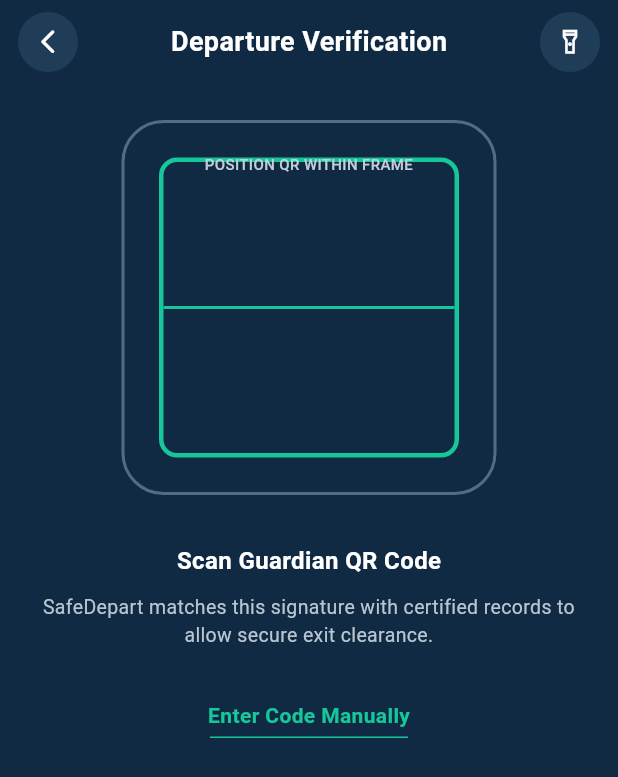
After one commit to devPeta/departure-mobile-system, a Flutter app: the StaffVerification screen opened directly, on a phone screen of 412 x 824 dp. The commit adds this screen. Shown: the top 777 px of the screen. Run offline on Flutter 3.47's test engine with Material 3 defaults, Android fonts, the phone set to English and light mode, and no system bars; our stand-ins replace flutter_screenutil, get, go_router, google_fonts, image_picker, pinput and 1 more.

Commit message:
feature: staff verification

```diff
--- a/lib/view/role/day-role-selection.dart
+++ b/lib/view/role/day-role-selection.dart
@@ -1,5 +1,6 @@
-import 'package:daycare_management_system_mobile/view/daycarestaff/auths/login/staff-login.dart';
+
 import 'package:daycare_management_system_mobile/view/parent/auths/login/parent-login.dart';
+import 'package:daycare_management_system_mobile/view/staff/auths/login/staff-login.dart';
 import 'package:get/get.dart';
 
 import '../adminstrator/auths/login/admin-login.dart';
--- a/lib/view/daycarestaff/auths/login/staff-login.dart
+++ b/lib/view/staff/auths/login/staff-login.dart
@@ -1,7 +1,7 @@
 import 'package:daycare_management_system_mobile/components/daycar-textfield.dart';
 import 'package:daycare_management_system_mobile/components/daycare-button.dart';
 import 'package:daycare_management_system_mobile/components/daycare-logo.dart';
-import 'package:daycare_management_system_mobile/view/daycarestaff/auths/login/staff-login-controller.dart';
+import 'package:daycare_management_system_mobile/view/staff/auths/login/staff-login-controller.dart';
 import 'package:flutter/material.dart';
 import 'package:flutter_screenutil/flutter_screenutil.dart';
 import 'package:get/get.dart';
--- a/lib/view/daycarestaff/home/staff-homepage-controller.dart
+++ b/lib/view/staff/home/staff-homepage-controller.dart
@@ -1,4 +1,4 @@
-import 'package:daycare_management_system_mobile/view/daycarestaff/home/dispatch-model.dart';
+import 'package:daycare_management_system_mobile/view/staff/home/dispatch-model.dart';
 import 'package:get/get.dart';
 
 
--- a/lib/view/daycarestaff/home/widgets/dispatch-grid.dart
+++ b/lib/view/staff/home/widgets/dispatch-grid.dart
@@ -1,4 +1,4 @@
-import 'package:daycare_management_system_mobile/view/daycarestaff/home/dispatch-model.dart';
+import 'package:daycare_management_system_mobile/view/staff/home/dispatch-model.dart';
 import 'package:flutter/material.dart';
 
 class DispatchCard extends StatelessWidget {
--- a/lib/view/daycarestaff/home/widgets/summarygrid.dart
+++ b/lib/view/staff/home/widgets/summarygrid.dart
@@ -1,5 +1,5 @@
-import 'package:daycare_management_system_mobile/view/daycarestaff/home/staff-homepage-controller.dart';
-import 'package:daycare_management_system_mobile/view/daycarestaff/home/widgets/summary-card.dart';
+import 'package:daycare_management_system_mobile/view/staff/home/staff-homepage-controller.dart';
+import 'package:daycare_management_system_mobile/view/staff/home/widgets/summary-card.dart';
 import 'package:flutter/material.dart';
 import 'package:get/get.dart';
 
--- /dev/null
+++ b/lib/view/staff/verification/staff-verification-controller.dart
@@ -0,0 +1,70 @@
+import 'package:flutter/material.dart';
+import 'package:get/get.dart';
+
+class StaffVerificationController extends GetxController {
+  final isScanning = true.obs;
+  final isProcessing = false.obs;
+
+  final scannedCode = ''.obs;
+
+  void handleQrCode(String code) {
+    if (isProcessing.value) return;
+
+    scannedCode.value = code;
+
+    // Prevent multiple scans
+    isProcessing.value = true;
+    isScanning.value = false;
+
+    debugPrint('Guardian QR Code: $code');
+
+    // TODO:
+    // Send the QR code to your backend/API
+    // and verify the guardian.
+
+    Get.snackbar(
+      'QR Code Detected',
+      'Verifying guardian information...',
+      snackPosition: SnackPosition.BOTTOM,
+      backgroundColor: Colors.white,
+      colorText: const Color(0xff102A43),
+    );
+  }
+
+  void resetScanner() {
+    scannedCode.value = '';
+    isProcessing.value = false;
+    isScanning.value = true;
+  }
+
+  void enterCodeManually() {
+    Get.dialog(
+      AlertDialog(
+        title: const Text('Enter Verification Code'),
+        content: const TextField(
+          decoration: InputDecoration(
+            hintText: 'Enter guardian code',
+          ),
+        ),
+        actions: [
+          TextButton(
+            onPressed: () => Get.back(),
+            child: const Text('Cancel'),
+          ),
+          ElevatedButton(
+            onPressed: () {
+              Get.back();
+
+              Get.snackbar(
+                'Verification',
+                'Code submitted for verification.',
+                snackPosition: SnackPosition.BOTTOM,
+              );
+            },
+            child: const Text('Verify'),
+          ),
+        ],
+      ),
+    );
+  }
+}
--- /dev/null
+++ b/lib/view/staff/verification/staff-verification.dart
@@ -0,0 +1,144 @@
+import 'package:daycare_management_system_mobile/view/staff/verification/staff-verification-controller.dart';
+import 'package:daycare_management_system_mobile/view/staff/verification/widgets/circle-button.dart';
+import 'package:daycare_management_system_mobile/view/staff/verification/widgets/scanner-frame.dart';
+import 'package:flutter/material.dart';
+import 'package:get/get.dart';
+
+class StaffVerification extends StatelessWidget {
+  StaffVerification({super.key});
+
+  final StaffVerificationController controller =
+  Get.put(StaffVerificationController());
+
+  @override
+  Widget build(BuildContext context) {
+    return Scaffold(
+      backgroundColor: const Color(0xff102A43),
+
+      body: SafeArea(
+        child: Column(
+          children: [
+            // ==========================================
+            // HEADER
+            // ==========================================
+
+            Padding(
+              padding: const EdgeInsets.symmetric(
+                horizontal: 12,
+                vertical: 8,
+              ),
+              child: Row(
+                children: [
+                  CircleButton(
+                    icon: Icons.arrow_back_ios_new_rounded,
+                    onTap: () {
+                      Get.back();
+                    },
+                  ),
+
+                  const Expanded(
+                    child: Center(
+                      child: Text(
+                        'Departure Verification',
+                        style: TextStyle(
+                          fontSize: 18,
+                          fontWeight: FontWeight.w700,
+                          color: Colors.white,
+                        ),
+                      ),
+                    ),
+                  ),
+
+                  CircleButton(
+                    icon: Icons.flashlight_on_outlined,
+                    onTap: () {
+                      // Flashlight will be connected
+                      // to mobile_scanner later.
+                    },
+                  ),
+                ],
+              ),
+            ),
+
+            const SizedBox(height: 24),
+
+            // ==========================================
+            // SCANNER
+            // ==========================================
+
+            const ScannerFrame(),
+
+            const SizedBox(height: 32),
+
+            // ==========================================
+            // TITLE
+            // ==========================================
+
+            const Text(
+              'Scan Guardian QR Code',
+              style: TextStyle(
+                fontSize: 16,
+                fontWeight: FontWeight.w700,
+                color: Colors.white,
+              ),
+            ),
+
+            const SizedBox(height: 10),
+
+            // ==========================================
+            // DESCRIPTION
+            // ==========================================
+
+            const Padding(
+              padding: EdgeInsets.symmetric(
+                horizontal: 28,
+              ),
+              child: Text(
+                'SafeDepart matches this signature with certified records '
+                    'to allow secure exit clearance.',
+                textAlign: TextAlign.center,
+                style: TextStyle(
+                  fontSize: 13,
+                  height: 1.45,
+                  color: Color(0xffB9C6D2),
+                ),
+              ),
+            ),
+
+            const SizedBox(height: 34),
+
+            // ==========================================
+            // MANUAL CODE
+            // ==========================================
+
+            GestureDetector(
+              onTap: controller.enterCodeManually,
+              child: Column(
+                children: [
+                  const Text(
+                    'Enter Code Manually',
+                    style: TextStyle(
+                      fontSize: 14,
+                      fontWeight: FontWeight.w600,
+                      color: Color(0xff16C79A),
+                    ),
+                  ),
+
+                  const SizedBox(height: 4),
+
+                  Container(
+                    width: 132,
+                    height: 1,
+                    color: const Color(0xff16C79A),
+                  ),
+                ],
+              ),
+            ),
+
+            const Spacer(),
+          ],
+        ),
+      ),
+    );
+  }
+}
--- /dev/null
+++ b/lib/view/staff/verification/widgets/circle-button.dart
@@ -0,0 +1,31 @@
+import 'package:flutter/material.dart';
+
+class CircleButton extends StatelessWidget {
+  const CircleButton({
+    required this.icon,
+    required this.onTap,
+  });
+
+  final IconData icon;
+  final VoidCallback onTap;
+
+  @override
+  Widget build(BuildContext context) {
+    return GestureDetector(
+      onTap: onTap,
+      child: Container(
+        width: 40,
+        height: 40,
+        decoration: BoxDecoration(
+          color: const Color(0xff203D58),
+          shape: BoxShape.circle,
+        ),
+        child: Icon(
+          icon,
+          size: 19,
+          color: Colors.white,
+        ),
+      ),
+    );
+  }
+}
--- /dev/null
+++ b/lib/view/staff/verification/widgets/scanner-frame.dart
@@ -0,0 +1,76 @@
+import 'package:flutter/material.dart';
+
+class ScannerFrame extends StatelessWidget {
+  const ScannerFrame({
+    super.key,
+  });
+
+  @override
+  Widget build(BuildContext context) {
+    return Container(
+      width: 250,
+      height: 250,
+      decoration: BoxDecoration(
+        border: Border.all(
+          color: const Color(0xff536C82),
+          width: 2,
+        ),
+        borderRadius: BorderRadius.circular(28),
+      ),
+      child: Stack(
+        children: [
+          // ==========================================
+          // SCAN AREA
+          // ==========================================
+
+          Center(
+            child: Container(
+              width: 200,
+              height: 200,
+              decoration: BoxDecoration(
+                border: Border.all(
+                  color: const Color(0xff16C79A),
+                  width: 3,
+                ),
+                borderRadius:
+                BorderRadius.circular(12),
+              ),
+              child: Stack(
+                children: [
+                  // Horizontal scanning line
+                  Align(
+                    alignment: Alignment.center,
+                    child: Container(
+                      height: 2,
+                      width: double.infinity,
+                      color: const Color(0xff16C79A),
+                    ),
+                  ),
+                ],
+              ),
+            ),
+          ),
+
+          // ==========================================
+          // TOP LABEL
+          // ==========================================
+
+          const Positioned(
+            top: 20,
+            left: 0,
+            right: 0,
+            child: Text(
+              'POSITION QR WITHIN FRAME',
+              textAlign: TextAlign.center,
+              style: TextStyle(
+                fontSize: 10,
+                fontWeight: FontWeight.w500,
+                color: Color(0xffC2CED8),
+              ),
+            ),
+          ),
+        ],
+      ),
+    );
+  }
+}
```
Also changed, not shown: lib/view/staff/home/staff-homepage.dart (renamed from lib/view/daycarestaff/home/staff-homepage.dart, +7 -6 lines), lib/view/staff/auths/login/staff-login-controller.dart (renamed from lib/view/daycarestaff/auths/login/staff-login-controller.dart), lib/view/staff/auths/onboarding/onboarding.dart (added), lib/view/staff/auths/signup/signup.dart (added), lib/view/staff/home/dispatch-model.dart (renamed from lib/view/daycarestaff/home/dispatch-model.dart), lib/view/staff/home/widgets/dispatch-header.dart (renamed from lib/view/daycarestaff/home/widgets/dispatch-header.dart), lib/view/staff/home/widgets/scanqr.dart (renamed from lib/view/daycarestaff/home/widgets/scanqr.dart), lib/view/staff/home/widgets/staff-header.dart (renamed from lib/view/daycarestaff/home/widgets/staff-header.dart), lib/view/staff/home/widgets/summary-card.dart (renamed from lib/view/daycarestaff/home/widgets/summary-card.dart).
